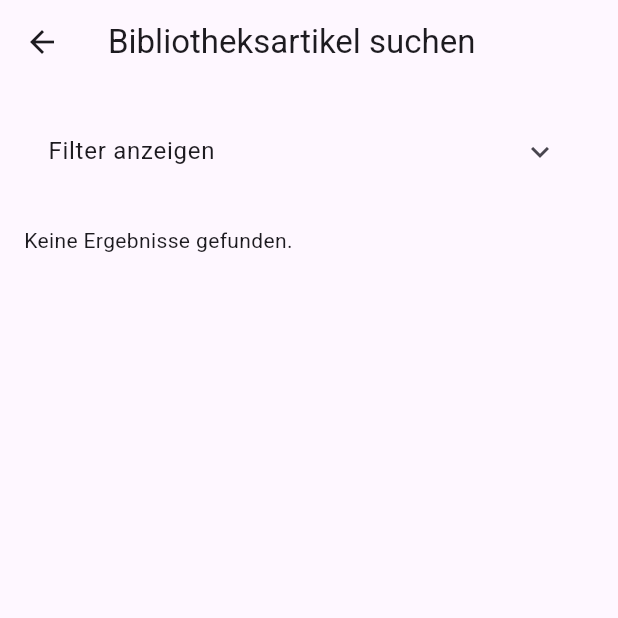
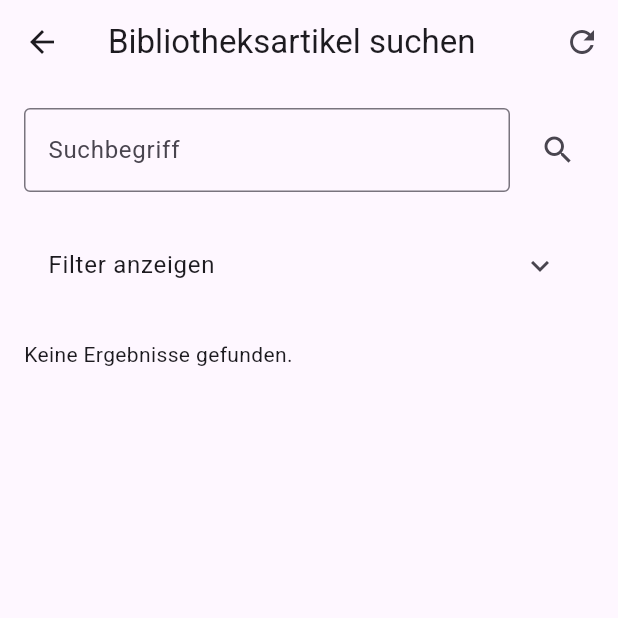
Before and after one commit to Miggenousius/Bibliothek-App, a Flutter app: the Suchseite screen opened directly, on a phone screen of 412 x 824 dp, the top half of it. Run offline on Flutter 3.47's test engine with Material 3 defaults, Android fonts, the phone set to English and light mode, and no system bars; our stand-ins replace google_sign_in, googleapis_auth, hive, hive_flutter, image_picker, pdf and 2 more; missing offline and left inert: googleapis, qr_code_scanner; accounts and stored records are empty.

Commit message:
Suchfunktion mit Aktualisierung ausgestattet und PDFs neu mit einer TXT-Datei hochgeladen und ausgelesen

```diff
--- a/lib/pages/bibliothek/bibliotheks_startseite.dart
+++ b/lib/pages/bibliothek/bibliotheks_startseite.dart
@@ -24,6 +24,9 @@ import '../artikel/bibliothek_formular_erstellen.dart';
 import '../suche/suchseite.dart';
 import 'package:bibliotheks_app/pages/meine_artikel/meine_pdfs_und_qrcodes.dart';
 import 'package:bibliotheks_app/services/drive_helper.dart'; // Stelle sicher, dass diese Datei die Funktion `syncFromGoogleDrive` enthält.
+import 'package:bibliotheks_app/models/hive_pdf_model.dart';
+import 'package:hive/hive.dart';
+
 
 class BibliotheksStartseite extends StatelessWidget {
   final String userName;
@@ -37,6 +40,7 @@ class BibliotheksStartseite extends StatelessWidget {
 
   Future<void> _triggerSync(BuildContext context) async {
     try {
+      await Hive.box<PdfEintrag>('pdf_eintraege').clear();
       var user = await GoogleSignIn().signInSilently();
       if (user == null) {
         // Fallback: Nutzer auffordern, sich erneut anzumelden
@@ -53,7 +57,7 @@ class BibliotheksStartseite extends StatelessWidget {
       final client = GoogleAuthClient(authHeaders);
       final driveApi = drive.DriveApi(client);
 
-      await syncFromGoogleDrive(driveApi, fileId);
+      await syncFromGoogleDrive(driveApi, '1qIXPUq2xsbrQzkrQ01-iCjT_hWArkpBh');
 
       ScaffoldMessenger.of(context).showSnackBar(
         const SnackBar(content: Text("✅ Synchronisation erfolgreich!")),
--- a/lib/pages/suche/suchseite.dart
+++ b/lib/pages/suche/suchseite.dart
@@ -25,6 +25,10 @@ import 'package:google_sign_in/google_sign_in.dart';
 import 'package:bibliotheks_app/services/drive_helper.dart';
 import 'package:bibliotheks_app/pages/artikel/bibliothek_artikel_page.dart';
 import 'package:bibliotheks_app/pages/suche/qr_scan_page.dart';
+import 'package:googleapis/drive/v3.dart' as drive;
+import 'package:bibliotheks_app/services/google_auth_helper.dart';
+
+
 
 class Suchseite extends StatefulWidget {
   const Suchseite({super.key});
@@ -76,6 +80,26 @@ class _SuchseiteState extends State<Suchseite> {
     });
   }
 
+  Future<void> aktualisiereEintraegeVomDrive() async {
+    try {
+      var user = await GoogleSignIn().signInSilently();
+      if (user == null) user = await GoogleSignIn().signIn();
+      if (user == null) return;
+
+      final driveApi = await googleDriveApiHolen();
+
+      // 1. Daten aus Drive laden und in Hive speichern
+      await syncFromGoogleDrive(driveApi, '1qIXPUq2xsbrQzkrQ01-iCjT_hWArkpBh');
+
+      // 2. Hive-Inhalte neu laden
+      setState(() {
+        alleEintraege = Hive.box<PdfEintrag>('pdf_eintraege').values.toList();
+      });
+    } catch (e) {
+      print("❌ Fehler beim Aktualisieren: $e");
+    }
+  }
+
 
   void sucheStarten() {
     setState(() {
@@ -120,25 +144,49 @@ class _SuchseiteState extends State<Suchseite> {
     ('Filter: Zyklus=$ausgewaehlterZyklus, Fach=$ausgewaehltesFach, Klasse=$ausgewaehlteKlasse, Schwierigkeit=$ausgewaehlteSchwierigkeit, Suchbegriff=$suchbegriff');
 
     return Scaffold(
-      appBar: AppBar(title: const Text('Bibliotheksartikel suchen')),
+      appBar: AppBar(
+        title: const Text('Bibliotheksartikel suchen'),
+        actions: [
+          IconButton(
+            icon: const Icon(Icons.refresh),
+            tooltip: 'Daten aktualisieren',
+            onPressed: () async {
+              await aktualisiereEintraegeVomDrive();
+            },
+          ),
+        ],
+      ),
       body: Padding(
         padding: const EdgeInsets.all(16.0),
         child: Column(
           children: [
             //  Hier ist das einklappbares Filtermenü
+            // Immer sichtbares Suchfeld
+            Row(
+              children: [
+                Expanded(
+                  child: TextField(
+                    controller: suchbegriffController,
+                    decoration: const InputDecoration(
+                      labelText: 'Suchbegriff',
+                      border: OutlineInputBorder(),
+                    ),
+                  ),
+                ),
+                const SizedBox(width: 8),
+                IconButton(
+                  icon: const Icon(Icons.search),
+                  onPressed: sucheStarten,
+                  tooltip: 'Suche starten',
+                ),
+              ],
+            ),
+            const SizedBox(height: 20),
             ExpansionTile(
               initiallyExpanded: false,
               title: const Text('Filter anzeigen'),
               children: [
                 const SizedBox(height: 10),
-                TextField(
-                  controller: suchbegriffController,
-                  decoration: const InputDecoration(
-                    labelText: 'Suchbegriff',
-                    border: OutlineInputBorder(),
-                  ),
-                ),
-                const SizedBox(height: 20),
                 DropdownButtonFormField<String>(
                   value: dropdownZyklus,
                   items: [
```
Also changed, not shown: lib/services/upload_to_drive.dart (+44 -20 lines).
